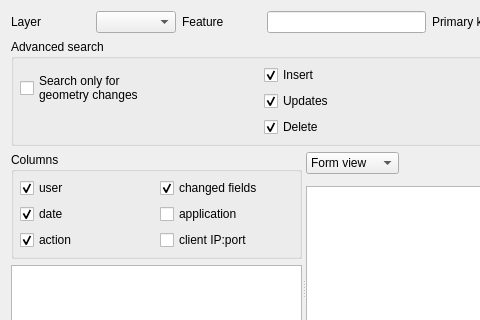
Before: the Qt Designer form ui/ui_showhistory.ui in 3nids/postgres91plusauditor, drawn with Qt 5; both pictures show x 0 to 480 and y 0 to 320 of the 608 by 435 pixel window.
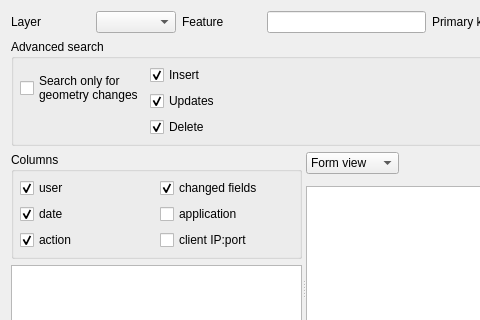
After: the same form once the commit is applied. Custom widgets are drawn as their Qt base class.

Commit message: fix column display

Patch:
```diff
--- a/ui/ui_showhistory.ui
+++ b/ui/ui_showhistory.ui
@@ -132,6 +132,19 @@
            </property>
           </widget>
          </item>
+         <item row="1" column="2">
+          <spacer name="horizontalSpacer_2">
+           <property name="orientation">
+            <enum>Qt::Horizontal</enum>
+           </property>
+           <property name="sizeHint" stdset="0">
+            <size>
+             <width>40</width>
+             <height>20</height>
+            </size>
+           </property>
+          </spacer>
+         </item>
         </layout>
        </widget>
       </item>
```
The commit also changes 3 other files.
